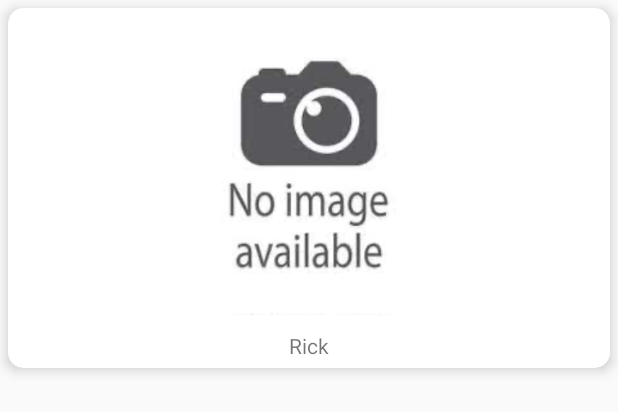
After one commit to jfuentesanaya/rickymortyapp, an Android app: the layout character_item.xml on its own in the app's theme, with its tools: preview values and no code run, on a phone screen of 412 x 824 dp. The commit adds this screen. Shown: the top 412 px of the screen. Run offline under Robolectric (Android 15) with nearby library versions, the phone set to English and light mode, and no system bars; network calls fail.

Commit message:
List items is shown, first approach

```diff
--- a/app/build.gradle
+++ b/app/build.gradle
@@ -1,6 +1,7 @@
 plugins {
     id 'com.android.application'
     id 'kotlin-android'
+    id 'kotlin-kapt'
 }
 
 android {
--- a/app/src/main/java/com/jfuentes/rickymortyapp/BaseApplication.kt
+++ b/app/src/main/java/com/jfuentes/rickymortyapp/BaseApplication.kt
@@ -3,6 +3,7 @@ package com.jfuentes.rickymortyapp
 import android.app.Application
 import com.jfuentes.rickymortyapp.data.remote.di.networkModule
 import com.jfuentes.rickymortyapp.domain.di.useCaseModule
+import com.jfuentes.rickymortyapp.presentation.di.picassoModule
 import com.jfuentes.rickymortyapp.presentation.di.viewModelModule
 import org.koin.android.ext.koin.androidContext
 import org.koin.android.ext.koin.androidLogger
@@ -19,7 +20,7 @@ class BaseApplication : Application() {
         startKoin {
             androidLogger(Level.DEBUG)
             androidContext(this@BaseApplication)
-            modules(listOf(networkModule, useCaseModule, viewModelModule))
+            modules(listOf(networkModule, useCaseModule, viewModelModule, picassoModule))
         }
     }
 }
--- a/app/src/main/java/com/jfuentes/rickymortyapp/presentation/di/ViewModelModule.kt
+++ b/app/src/main/java/com/jfuentes/rickymortyapp/presentation/di/ViewModelModule.kt
@@ -8,5 +8,5 @@ import org.koin.dsl.module
  * Created by Juan Fuentes on 29/06/2021.
  */
 val viewModelModule = module {
-    viewModel { ListVM(get()) }
+    viewModel { ListVM(get(), get()) }
 }
--- /dev/null
+++ b/app/src/main/res/layout/character_item.xml
@@ -0,0 +1,50 @@
+<?xml version="1.0" encoding="utf-8"?>
+<layout xmlns:android="http://schemas.android.com/apk/res/android"
+    xmlns:app="http://schemas.android.com/apk/res-auto"
+    xmlns:tools="http://schemas.android.com/tools">
+
+    <data>
+
+        <variable
+            name="model"
+            type="com.jfuentes.rickymortyapp.presentation.viewmodel.CardItemVM" />
+    </data>
+
+    <androidx.cardview.widget.CardView xmlns:card_view="http://schemas.android.com/apk/res-auto"
+        android:layout_width="match_parent"
+        android:layout_height="wrap_content"
+        android:layout_margin="5dp"
+        card_view:cardCornerRadius="10dp"
+        card_view:cardElevation="5dp">
+
+        <androidx.constraintlayout.widget.ConstraintLayout
+            android:id="@+id/item_layout"
+            android:layout_width="match_parent"
+            android:layout_height="match_parent"
+            android:layout_margin="5dp"
+            android:onClick="@{model::onClickItem}">
+
+            <ImageView
+                android:id="@+id/iv_character"
+                android:layout_width="match_parent"
+                android:layout_height="200dp"
+                app:layout_constraintEnd_toEndOf="parent"
+                app:layout_constraintStart_toStartOf="parent"
+                app:layout_constraintTop_toTopOf="parent"
+                tools:src="@drawable/img_not_available" />
+
+            <TextView
+                android:id="@+id/tv_name"
+                android:layout_width="wrap_content"
+                android:layout_height="wrap_content"
+                android:layout_margin="10dp"
+                android:textAlignment="center"
+                app:layout_constraintEnd_toEndOf="parent"
+                app:layout_constraintStart_toStartOf="parent"
+                app:layout_constraintTop_toBottomOf="@id/iv_character"
+                tools:text="Rick" />
+
+
+        </androidx.constraintlayout.widget.ConstraintLayout>
+    </androidx.cardview.widget.CardView>
+</layout>
```
Also changed, not shown: app/src/main/java/com/jfuentes/rickymortyapp/presentation/activities/ListActivity.kt (+4 -6 lines), app/src/main/java/com/jfuentes/rickymortyapp/presentation/adapter/BindingAdapter.kt (added, +23 -0 lines), app/src/main/java/com/jfuentes/rickymortyapp/presentation/adapter/CharacterAdapter.kt (added, +57 -0 lines), app/src/main/java/com/jfuentes/rickymortyapp/presentation/di/PicassoModule.kt (added, +22 -0 lines), app/src/main/java/com/jfuentes/rickymortyapp/presentation/viewmodel/CardItemVM.kt (added, +19 -0 lines), app/src/main/java/com/jfuentes/rickymortyapp/presentation/viewmodel/ListVM.kt (+8 -2 lines), app/src/main/res/layout/activity_list.xml (+17 -0 lines), app/src/main/res/drawable/img_not_available.jpeg (added).
